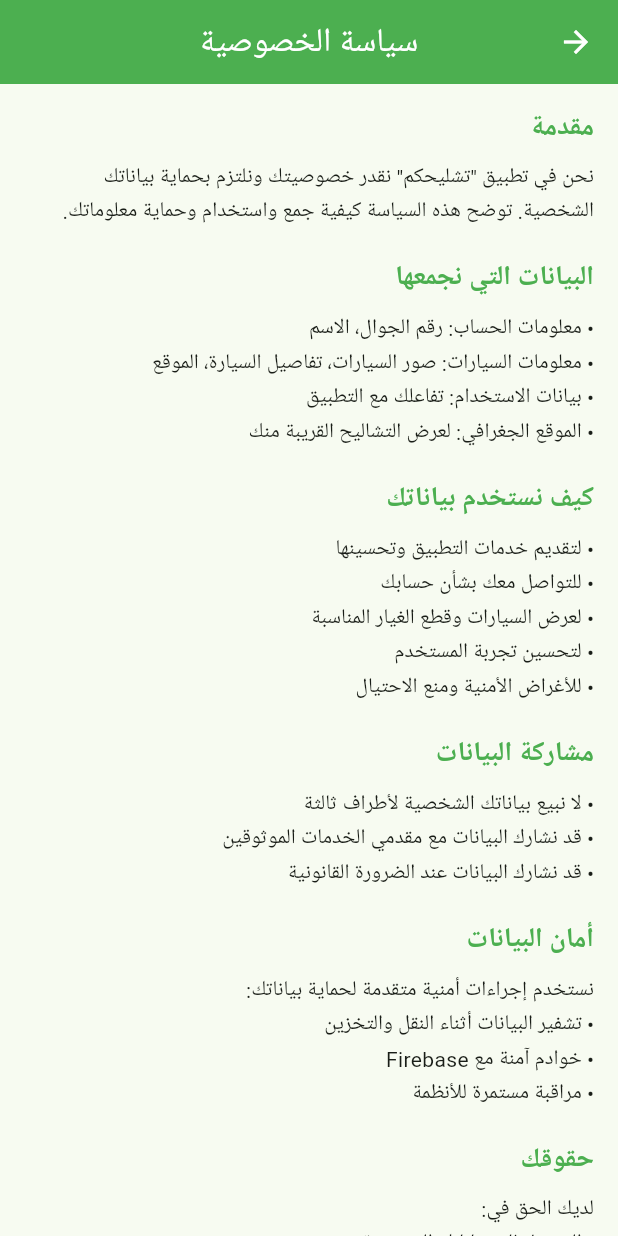
After one commit to unitedsmart/Tashlehekom, a Flutter app: the PrivacyPolicyScreen screen opened directly, on a phone screen of 412 x 824 dp. The commit adds this screen. Run offline on Flutter 3.47's test engine with Material 3 defaults, Android fonts, the phone set to English and light mode, and no system bars; our stand-ins replace cached_network_image, cloud_firestore, connectivity_plus, device_info_plus, file_picker, firebase_analytics and 15 more; accounts and stored records are empty; Roboto replaces fonts that are missing (Cairo).

Commit message:
Add privacy policy and terms of service screens - Fix Google Play rejection

```diff
--- /dev/null
+++ b/lib/screens/settings/privacy_policy_screen.dart
@@ -0,0 +1,106 @@
+import 'package:flutter/material.dart';
+
+class PrivacyPolicyScreen extends StatelessWidget {
+  const PrivacyPolicyScreen({super.key});
+
+  @override
+  Widget build(BuildContext context) {
+    return Scaffold(
+      appBar: AppBar(
+        title: const Text('سياسة الخصوصية'),
+        backgroundColor: Colors.green,
+        foregroundColor: Colors.white,
+      ),
+      body: SingleChildScrollView(
+        padding: const EdgeInsets.all(16),
+        child: Column(
+          crossAxisAlignment: CrossAxisAlignment.start,
+          children: [
+            _buildSection('مقدمة', '''
+نحن في تطبيق "تشليحكم" نقدر خصوصيتك ونلتزم بحماية بياناتك الشخصية. توضح هذه السياسة كيفية جمع واستخدام وحماية معلوماتك.
+'''),
+            _buildSection('البيانات التي نجمعها', '''
+• معلومات الحساب: رقم الجوال، الاسم
+• معلومات السيارات: صور السيارات، تفاصيل السيارة، الموقع
+• بيانات الاستخدام: تفاعلك مع التطبيق
+• الموقع الجغرافي: لعرض التشاليح القريبة منك
+'''),
+            _buildSection('كيف نستخدم بياناتك', '''
+• لتقديم خدمات التطبيق وتحسينها
+• للتواصل معك بشأن حسابك
+• لعرض السيارات وقطع الغيار المناسبة
+• لتحسين تجربة المستخدم
+• للأغراض الأمنية ومنع الاحتيال
+'''),
+            _buildSection('مشاركة البيانات', '''
+• لا نبيع بياناتك الشخصية لأطراف ثالثة
+• قد نشارك البيانات مع مقدمي الخدمات الموثوقين
+• قد نشارك البيانات عند الضرورة القانونية
+'''),
+            _buildSection('أمان البيانات', '''
+نستخدم إجراءات أمنية متقدمة لحماية بياناتك:
+• تشفير البيانات أثناء النقل والتخزين
+• خوادم آمنة مع Firebase
+• مراقبة مستمرة للأنظمة
+'''),
+            _buildSection('حقوقك', '''
+لديك الحق في:
+• الوصول إلى بياناتك الشخصية
+• تصحيح بياناتك
+• حذف حسابك وبياناتك
+• الاعتراض على معالجة بياناتك
+'''),
+            _buildSection('الأذونات المستخدمة', '''
+• الكاميرا: لالتقاط صور السيارات
+• الموقع: لعرض التشاليح القريبة
+• التخزين: لحفظ واختيار الصور
+• الهاتف: للاتصال بالبائعين
+• الإشعارات: لإرسال التنبيهات المهمة
+'''),
+            _buildSection('التواصل معنا', '''
+للاستفسارات حول سياسة الخصوصية:
+البريد الإلكتروني: acc.ibrahim.arboud@gmail.com
+الجوال: +966508423246
+'''),
+            _buildSection('تحديث السياسة', '''
+قد نقوم بتحديث هذه السياسة من وقت لآخر. سيتم إعلامك بأي تغييرات جوهرية.
+
+آخر تحديث: يناير 2026
+'''),
+            const SizedBox(height: 20),
+            Center(
+              child: Text(
+                'تطبيق تشليحكم © 2026',
+                style: TextStyle(color: Colors.grey[600]),
+              ),
+            ),
+          ],
+        ),
+      ),
+    );
+  }
+
+  Widget _buildSection(String title, String content) {
+    return Padding(
+      padding: const EdgeInsets.only(bottom: 20),
+      child: Column(
+        crossAxisAlignment: CrossAxisAlignment.start,
+        children: [
+          Text(
+            title,
+            style: const TextStyle(
+              fontSize: 18,
+              fontWeight: FontWeight.bold,
+              color: Colors.green,
+            ),
+          ),
+          const SizedBox(height: 8),
+          Text(
+            content.trim(),
+            style: const TextStyle(fontSize: 14, height: 1.6),
+          ),
+        ],
+      ),
+    );
+  }
+}
--- /dev/null
+++ b/lib/screens/settings/terms_of_service_screen.dart
@@ -0,0 +1,102 @@
+import 'package:flutter/material.dart';
+
+class TermsOfServiceScreen extends StatelessWidget {
+  const TermsOfServiceScreen({super.key});
+
+  @override
+  Widget build(BuildContext context) {
+    return Scaffold(
+      appBar: AppBar(
+        title: const Text('شروط الاستخدام'),
+        backgroundColor: Colors.green,
+        foregroundColor: Colors.white,
+      ),
+      body: SingleChildScrollView(
+        padding: const EdgeInsets.all(16),
+        child: Column(
+          crossAxisAlignment: CrossAxisAlignment.start,
+          children: [
+            _buildSection('مقدمة', '''
+مرحباً بك في تطبيق "تشليحكم". باستخدامك للتطبيق، فإنك توافق على الالتزام بهذه الشروط والأحكام.
+'''),
+            _buildSection('الخدمات المقدمة', '''
+يوفر تطبيق تشليحكم منصة لـ:
+• عرض وبيع السيارات المستعملة وقطع الغيار
+• التواصل بين البائعين والمشترين
+• طلب قطع غيار محددة
+• تصفح التشاليح ومحلات قطع الغيار
+'''),
+            _buildSection('شروط الاستخدام', '''
+• يجب أن يكون عمرك 18 عاماً أو أكثر
+• يجب تقديم معلومات صحيحة ودقيقة
+• أنت مسؤول عن الحفاظ على سرية حسابك
+• يُحظر استخدام التطبيق لأغراض غير قانونية
+'''),
+            _buildSection('قواعد النشر', '''
+عند نشر إعلان، يجب:
+• أن تكون المعلومات صحيحة ودقيقة
+• أن تكون الصور حقيقية للسيارة/القطعة
+• عدم نشر محتوى مخالف أو مسيء
+• عدم نشر إعلانات مكررة
+• الالتزام بالأسعار المعلنة
+'''),
+            _buildSection('المسؤولية', '''
+• التطبيق وسيط بين البائع والمشتري فقط
+• لا نتحمل مسؤولية جودة السيارات أو القطع
+• ننصح بفحص السيارة قبل الشراء
+• المعاملات المالية تتم بين الطرفين مباشرة
+'''),
+            _buildSection('حقوق الملكية', '''
+• جميع حقوق التطبيق محفوظة لـ "تشليحكم"
+• يُحظر نسخ أو توزيع محتوى التطبيق
+• العلامات التجارية مملوكة لأصحابها
+'''),
+            _buildSection('إنهاء الحساب', '''
+يحق لنا إنهاء أو تعليق حسابك في حال:
+• مخالفة شروط الاستخدام
+• نشر محتوى مخالف
+• الاحتيال أو التضليل
+• الإساءة للمستخدمين الآخرين
+'''),
+            _buildSection('التعديلات', '''
+نحتفظ بحق تعديل هذه الشروط في أي وقت. استمرارك في استخدام التطبيق يعني موافقتك على التعديلات.
+
+آخر تحديث: يناير 2026
+'''),
+            const SizedBox(height: 20),
+            Center(
+              child: Text(
+                'تطبيق تشليحكم © 2026',
+                style: TextStyle(color: Colors.grey[600]),
+              ),
+            ),
+          ],
+        ),
+      ),
+    );
+  }
+
+  Widget _buildSection(String title, String content) {
+    return Padding(
+      padding: const EdgeInsets.only(bottom: 20),
+      child: Column(
+        crossAxisAlignment: CrossAxisAlignment.start,
+        children: [
+          Text(
+            title,
+            style: const TextStyle(
+              fontSize: 18,
+              fontWeight: FontWeight.bold,
+              color: Colors.green,
+            ),
+          ),
+          const SizedBox(height: 8),
+          Text(
+            content.trim(),
+            style: const TextStyle(fontSize: 14, height: 1.6),
+          ),
+        ],
+      ),
+    );
+  }
+}
--- a/pubspec.yaml
+++ b/pubspec.yaml
@@ -5,7 +5,7 @@ repository: https://github.com/tashlehekomv2/app
 
 publish_to: 'none'
 
-version: 1.0.6+11
+version: 1.0.7+12
 
 environment:
   sdk: '>=3.0.0 <4.0.0'
```
Also changed, not shown: lib/widgets/app_drawer.dart (+32 -0 lines).
